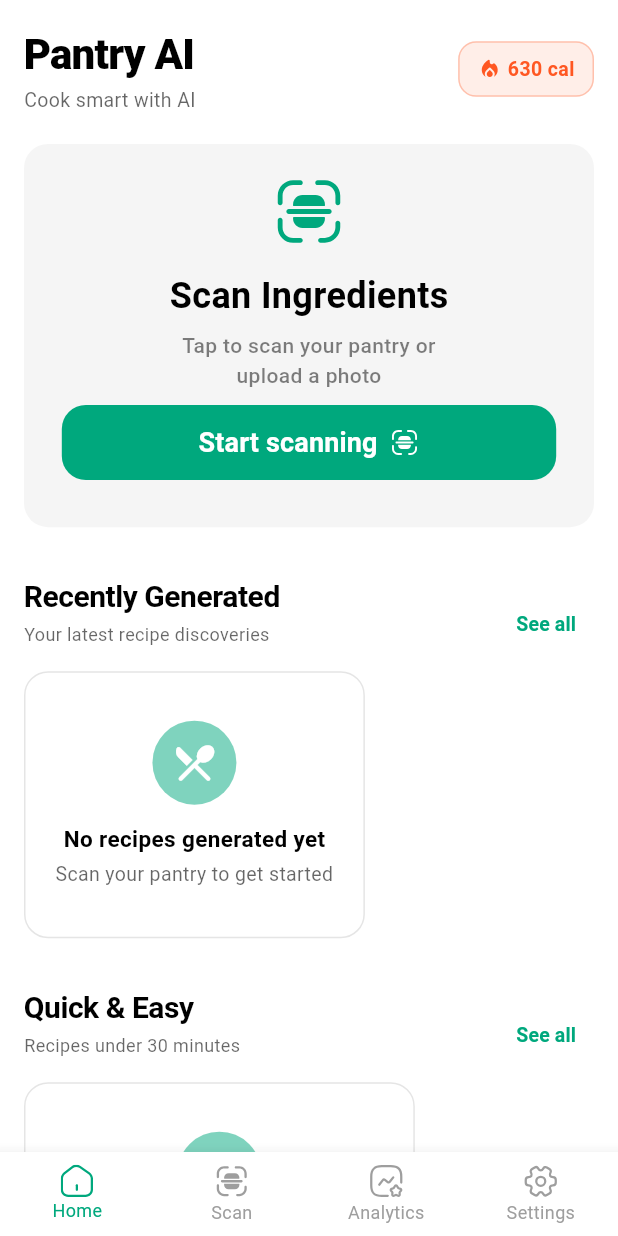
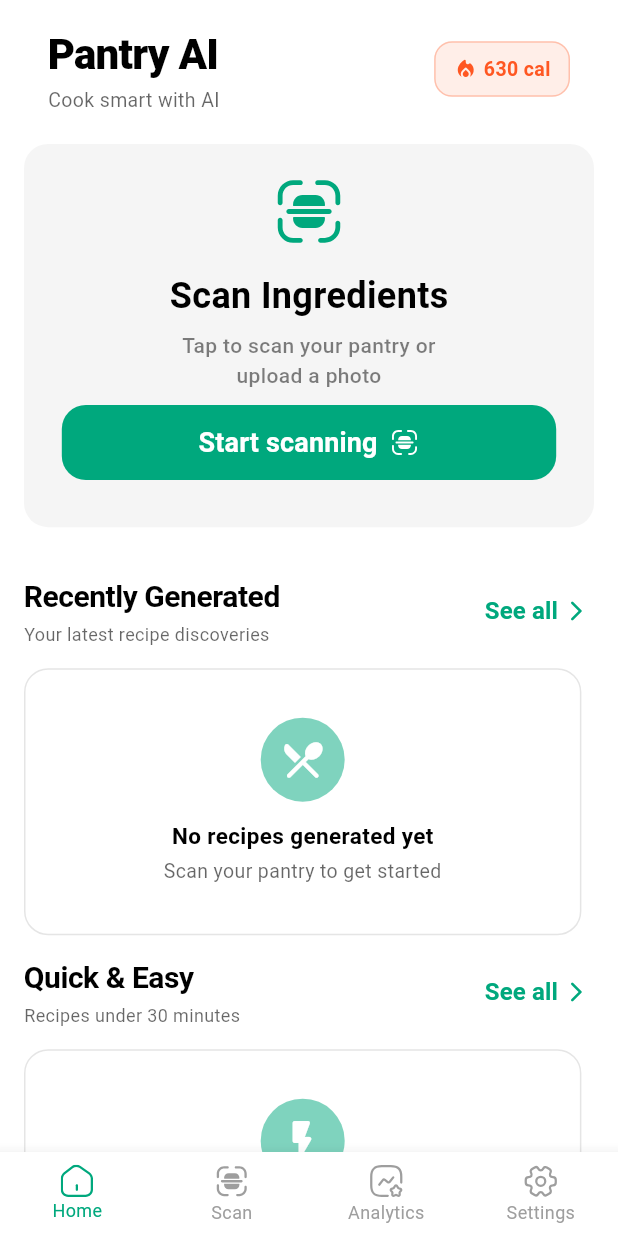
Before and after one commit to iamayushsharmaa/Pantry-Ai, a Flutter app: the HomeScreen screen opened by its route, on a phone screen of 412 x 824 dp. Run offline on Flutter 3.47's test engine with Material 3 defaults, Android fonts, the phone set to English and light mode, and no system bars; our stand-ins replace bloc, camera, cloud_firestore, dio, equatable, firebase_auth and 13 more; accounts and stored records are empty.

Commit message:
ref: change empty state design

```diff
--- a/lib/config/routes.dart
+++ b/lib/config/routes.dart
@@ -3,6 +3,7 @@ import 'package:flutter_bloc/flutter_bloc.dart';
 import 'package:go_router/go_router.dart';
 import 'package:pantry_ai/features/auth/presentation/screens/sign_in_screen.dart';
 import 'package:pantry_ai/features/auth/presentation/screens/sign_up_screen.dart';
+import 'package:pantry_ai/features/home/presentation/screens/all_recipe_screen.dart';
 import 'package:pantry_ai/features/home/presentation/screens/widget_tree.dart';
 import 'package:pantry_ai/features/preference/presentation/screens/taste_preference_screen.dart';
 import 'package:pantry_ai/splash.dart';
@@ -58,6 +59,14 @@ GoRouter createRouter() {
         builder: (context, state) {
           final recipe = state.extra as Recipe;
           return RecipeDetailScreen(recipe: recipe);
+        },
+      ),
+      GoRoute(
+        path: '/category-see-all',
+        name: 'categorySeeAll',
+        builder: (context, state) {
+          final category = state.extra as String;
+          return AllRecipesScreen(category: category);
         },
       ),
       GoRoute(
--- a/lib/features/home/presentation/screens/home_screen.dart
+++ b/lib/features/home/presentation/screens/home_screen.dart
@@ -1,4 +1,5 @@
 import 'package:flutter/material.dart';
+import 'package:go_router/go_router.dart';
 import 'package:pantry_ai/core/common/state_chip.dart';
 
 import '../widgets/quick_recipe_list.dart';
@@ -30,16 +31,14 @@ class _HomeScreenState extends State<HomeScreen> {
       backgroundColor: cs.background,
       body: SafeArea(
         child: SingleChildScrollView(
+          padding: const EdgeInsets.symmetric(horizontal: 16),
           physics: const BouncingScrollPhysics(),
           child: Column(
             crossAxisAlignment: CrossAxisAlignment.start,
             children: [
               AppBarSection(colorScheme: cs),
 
-              const Padding(
-                padding: EdgeInsets.symmetric(horizontal: 16),
-                child: ScanCardWidget(),
-              ),
+              ScanCardWidget(),
 
               const SizedBox(height: 32),
 
@@ -47,29 +46,30 @@ class _HomeScreenState extends State<HomeScreen> {
                 colorScheme: cs,
                 title: "Recently Generated",
                 subtitle: "Your latest recipe discoveries",
-                onSeeAll: () {},
+                onSeeAll: () =>
+                    context.pushNamed('categorySeeAll', extra: 'Recent'),
               ),
 
-              const SizedBox(height: 16),
+              const SizedBox(height: 14),
 
               RecentRecipesList(colorScheme: cs),
 
-              const SizedBox(height: 32),
+              const SizedBox(height: 14),
 
               SectionHeader(
                 colorScheme: cs,
                 title: "Quick & Easy",
                 subtitle: "Recipes under 30 minutes",
                 onSeeAll: () {
-                  // Navigate to quick recipes
+                  context.pushNamed('categorySeeAll', extra: 'Recent');
                 },
               ),
 
-              const SizedBox(height: 16),
+              const SizedBox(height: 14),
 
               QuickRecipesList(colorScheme: cs),
 
-              const SizedBox(height: 24),
+              const SizedBox(height: 16),
             ],
           ),
         ),
--- a/lib/features/home/presentation/widgets/empty_state.dart
+++ b/lib/features/home/presentation/widgets/empty_state.dart
@@ -16,7 +16,6 @@ class EmptyState extends StatelessWidget {
   @override
   Widget build(BuildContext context) {
     return Container(
-      margin: const EdgeInsets.symmetric(horizontal: 16),
       padding: const EdgeInsets.symmetric(vertical: 32, horizontal: 20),
       decoration: BoxDecoration(
         color: colorScheme.surfaceContainerHighest,
@@ -27,6 +26,7 @@ class EmptyState extends StatelessWidget {
         children: [
           Container(
             padding: const EdgeInsets.all(12),
+            width: MediaQuery.sizeOf(context).width * 0.8,
             decoration: BoxDecoration(
               color: colorScheme.primaryContainer.withOpacity(0.5),
               shape: BoxShape.circle,
--- a/lib/features/home/presentation/widgets/recent_recipe_list.dart
+++ b/lib/features/home/presentation/widgets/recent_recipe_list.dart
@@ -10,7 +10,7 @@ class RecentRecipesList extends StatelessWidget {
 
   @override
   Widget build(BuildContext context) {
-    final hasRecipes = false; // Change to true when you have recipes
+    final hasRecipes = false;
 
     if (!hasRecipes) {
       return EmptyState(
--- a/lib/features/home/presentation/widgets/search_bar.dart
+++ b/lib/features/home/presentation/widgets/search_bar.dart
@@ -1,4 +1,3 @@
-
 import 'package:flutter/material.dart';
 
 class CategorySearchBar extends StatelessWidget {
--- a/lib/features/home/presentation/widgets/section_header.dart
+++ b/lib/features/home/presentation/widgets/section_header.dart
@@ -15,11 +15,9 @@ class SectionHeader extends StatelessWidget {
 
   @override
   Widget build(BuildContext context) {
-    return Padding(
-      padding: const EdgeInsets.symmetric(horizontal: 16),
-      child: Row(
+    return Row(
       mainAxisAlignment: MainAxisAlignment.spaceBetween,
-        crossAxisAlignment: CrossAxisAlignment.end,
+      crossAxisAlignment: CrossAxisAlignment.center,
       children: [
         Expanded(
           child: Column(
@@ -50,24 +48,30 @@ class SectionHeader extends StatelessWidget {
           TextButton(
             onPressed: onSeeAll,
             style: TextButton.styleFrom(
-                padding: const EdgeInsets.symmetric(
-                  horizontal: 12,
-                  vertical: 6,
-                ),
+              padding: const EdgeInsets.symmetric(horizontal: 4, vertical: 6),
               minimumSize: Size.zero,
               tapTargetSize: MaterialTapTargetSize.shrinkWrap,
             ),
-              child: Text(
+            child: Row(
+              children: [
+                Text(
                   'See all',
                   style: TextStyle(
-                  fontSize: 13,
+                    fontSize: 16,
                     fontWeight: FontWeight.w600,
                     color: colorScheme.primary,
                   ),
                 ),
+                const SizedBox(width: 4),
+                Icon(
+                  Icons.arrow_forward_ios_rounded,
+                  color: colorScheme.primary,
+                  size: 16,
                 ),
               ],
             ),
+          ),
+      ],
     );
   }
 }
```
Also changed, not shown: lib/core/utils/category_title_utils.dart (+4 -5 lines), lib/features/home/presentation/screens/all_recipe_screen.dart (+3 -9 lines), lib/features/home/presentation/widgets/filter_section_widget.dart (+2 -6 lines), lib/features/home/presentation/widgets/recipe_grid.dart (+2 -10 lines). Lines whose indentation alone changed are shown as unchanged.
